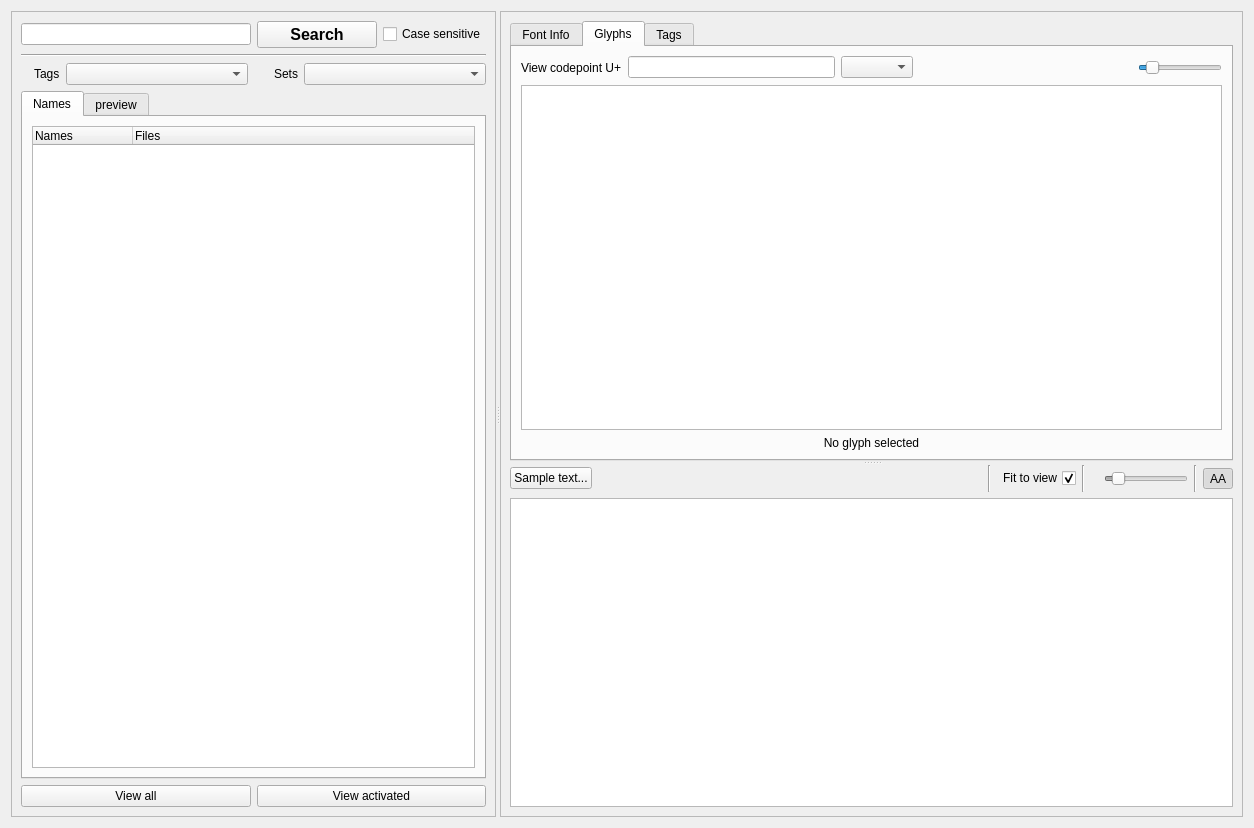
Qt form src/mainview.ui (fontmatrix/fontmatrix) before a commit.
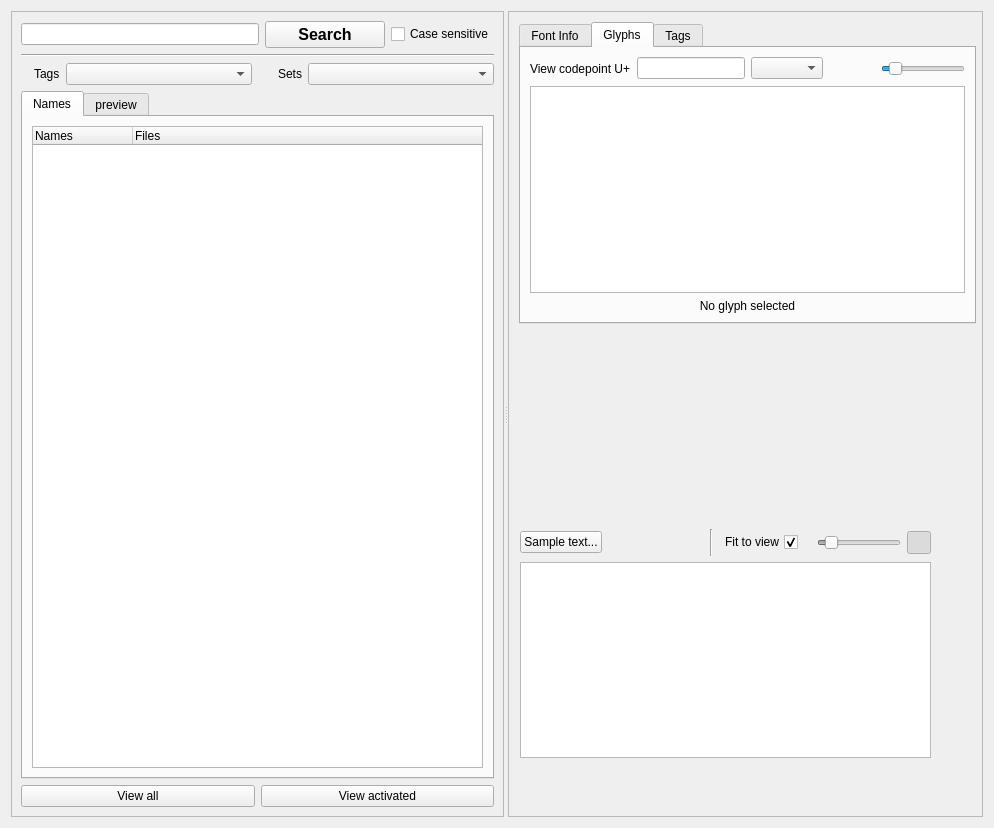
The same form after that commit. The open tabs and pages were chosen to show the change. Icons and pictures are not drawn. Custom widgets are drawn as their Qt base class.

The edit to the form file:
```diff
--- a/src/mainview.ui
+++ b/src/mainview.ui
@@ -6,7 +6,7 @@
    <rect>
     <x>0</x>
     <y>0</y>
-    <width>1254</width>
+    <width>994</width>
     <height>828</height>
    </rect>
   </property>
@@ -285,13 +285,153 @@
       <property name="frameShadow" >
        <enum>QFrame::Raised</enum>
       </property>
+      <widget class="QWidget" name="" >
+       <property name="geometry" >
+        <rect>
+         <x>12</x>
+         <y>518</y>
+         <width>411</width>
+         <height>229</height>
+        </rect>
+       </property>
       <layout class="QGridLayout" >
        <item row="0" column="0" >
-        <widget class="QSplitter" name="rightSplitter" >
+         <layout class="QHBoxLayout" >
+          <item>
+           <widget class="QPushButton" name="textButton" >
+            <property name="text" >
+             <string>Sample text...</string>
+            </property>
+           </widget>
+          </item>
+          <item>
+           <spacer>
+            <property name="orientation" >
+             <enum>Qt::Horizontal</enum>
+            </property>
+            <property name="sizeHint" >
+             <size>
+              <width>71</width>
+              <height>27</height>
+             </size>
+            </property>
+           </spacer>
+          </item>
+          <item>
+           <widget class="Line" name="line_3" >
          <property name="orientation" >
           <enum>Qt::Vertical</enum>
          </property>
+           </widget>
+          </item>
+          <item>
+           <widget class="QCheckBox" name="fitViewCheck" >
+            <property name="layoutDirection" >
+             <enum>Qt::RightToLeft</enum>
+            </property>
+            <property name="text" >
+             <string>Fit to view</string>
+            </property>
+            <property name="checked" >
+             <bool>true</bool>
+            </property>
+           </widget>
+          </item>
+          <item>
+           <widget class="QLabel" name="label" >
+            <property name="text" >
+             <string/>
+            </property>
+            <property name="pixmap" >
+             <pixmap resource="application.qrc" >:/fontmatrix_zoom.png</pixmap>
+            </property>
+            <property name="alignment" >
+             <set>Qt::AlignRight|Qt::AlignTrailing|Qt::AlignVCenter</set>
+            </property>
+           </widget>
+          </item>
+          <item>
+           <widget class="QSlider" name="renderZoom" >
+            <property name="enabled" >
+             <bool>false</bool>
+            </property>
+            <property name="sizePolicy" >
+             <sizepolicy vsizetype="Fixed" hsizetype="Preferred" >
+              <horstretch>0</horstretch>
+              <verstretch>0</verstretch>
+             </sizepolicy>
+            </property>
+            <property name="toolTip" >
+             <string comment="zoom" >zoom</string>
+            </property>
+            <property name="statusTip" >
+             <string>zoom is disabled, uncheck fit to view to enable zoom</string>
+            </property>
+            <property name="layoutDirection" >
+             <enum>Qt::LeftToRight</enum>
+            </property>
+            <property name="maximum" >
+             <number>1000</number>
+            </property>
+            <property name="value" >
+             <number>100</number>
+            </property>
+            <property name="tracking" >
+             <bool>true</bool>
+            </property>
+            <property name="orientation" >
+             <enum>Qt::Horizontal</enum>
+            </property>
+            <property name="invertedAppearance" >
+             <bool>false</bool>
+            </property>
+            <property name="invertedControls" >
+             <bool>false</bool>
+            </property>
+            <property name="tickPosition" >
+             <enum>QSlider::NoTicks</enum>
+            </property>
+            <property name="tickInterval" >
+             <number>0</number>
+            </property>
+           </widget>
+          </item>
+          <item>
+           <widget class="QToolButton" name="antiAliasButton" >
+            <property name="text" >
+             <string/>
+            </property>
+            <property name="icon" >
+             <iconset resource="application.qrc" >:/fontmatrix_antialias.png</iconset>
+            </property>
+            <property name="checkable" >
+             <bool>true</bool>
+            </property>
+            <property name="checked" >
+             <bool>true</bool>
+            </property>
+           </widget>
+          </item>
+         </layout>
+        </item>
+        <item row="1" column="0" >
+         <widget class="FMSampleTextView" name="loremView" >
+          <property name="focusPolicy" >
+           <enum>Qt::NoFocus</enum>
+          </property>
+         </widget>
+        </item>
+       </layout>
+      </widget>
          <widget class="QTabWidget" name="tabView" >
+       <property name="geometry" >
+        <rect>
+         <x>11</x>
+         <y>11</y>
+         <width>457</width>
+         <height>302</height>
+        </rect>
+       </property>
           <property name="currentIndex" >
            <number>0</number>
           </property>
@@ -331,6 +471,8 @@
               <item>
                <layout class="QHBoxLayout" >
                 <item>
+              <layout class="QHBoxLayout" >
+               <item>
                  <widget class="QLabel" name="label_3" >
                   <property name="text" >
                    <string>View codepoint U+</string>
@@ -354,12 +496,16 @@
                   </property>
                   <property name="sizeHint" >
                    <size>
-                    <width>137</width>
+                   <width>31</width>
                     <height>23</height>
                    </size>
                   </property>
                  </spacer>
                 </item>
+              </layout>
+             </item>
+             <item>
+              <layout class="QHBoxLayout" >
                 <item>
                  <widget class="QLabel" name="label_2" >
                   <property name="text" >
@@ -397,6 +543,8 @@
                 </item>
                </layout>
               </item>
+            </layout>
+           </item>
               <item>
                <widget class="QGraphicsView" name="abcView" >
                 <property name="focusPolicy" >
@@ -407,9 +555,7 @@
                 </property>
                </widget>
               </item>
-             </layout>
-            </item>
-            <item row="1" column="0" >
+           <item>
              <widget class="QLabel" name="glyphInfo" >
               <property name="text" >
                <string>No glyph selected</string>
@@ -420,6 +566,8 @@
              </widget>
             </item>
            </layout>
+         </item>
+        </layout>
           </widget>
           <widget class="QWidget" name="tagPage" >
            <attribute name="title" >
@@ -430,145 +578,6 @@
            </attribute>
           </widget>
          </widget>
-         <widget class="QWidget" name="layoutWidget" >
-          <layout class="QVBoxLayout" >
-           <item>
-            <layout class="QHBoxLayout" >
-             <item>
-              <widget class="QPushButton" name="textButton" >
-               <property name="text" >
-                <string>Sample text...</string>
-               </property>
-              </widget>
-             </item>
-             <item>
-              <spacer>
-               <property name="orientation" >
-                <enum>Qt::Horizontal</enum>
-               </property>
-               <property name="sizeHint" >
-                <size>
-                 <width>111</width>
-                 <height>27</height>
-                </size>
-               </property>
-              </spacer>
-             </item>
-             <item>
-              <layout class="QHBoxLayout" >
-               <item>
-                <widget class="Line" name="line_3" >
-                 <property name="orientation" >
-                  <enum>Qt::Vertical</enum>
-                 </property>
-                </widget>
-               </item>
-               <item>
-                <widget class="QCheckBox" name="fitViewCheck" >
-                 <property name="layoutDirection" >
-                  <enum>Qt::RightToLeft</enum>
-                 </property>
-                 <property name="text" >
-                  <string>Fit to view</string>
-                 </property>
-                 <property name="checked" >
-                  <bool>true</bool>
-                 </property>
-                </widget>
-               </item>
-               <item>
-                <widget class="Line" name="line_4" >
-                 <property name="orientation" >
-                  <enum>Qt::Vertical</enum>
-                 </property>
-                </widget>
-               </item>
-               <item>
-                <widget class="QLabel" name="label" >
-                 <property name="text" >
-                  <string/>
-                 </property>
-                 <property name="pixmap" >
-                  <pixmap resource="application.qrc" >:/zoom.png</pixmap>
-                 </property>
-                 <property name="alignment" >
-                  <set>Qt::AlignRight|Qt::AlignTrailing|Qt::AlignVCenter</set>
-                 </property>
-                </widget>
-               </item>
-               <item>
-                <widget class="QSlider" name="renderZoom" >
-                 <property name="enabled" >
-                  <bool>false</bool>
-                 </property>
-                 <property name="sizePolicy" >
-                  <sizepolicy vsizetype="Fixed" hsizetype="Preferred" >
-                   <horstretch>0</horstretch>
-                   <verstretch>0</verstretch>
-                  </sizepolicy>
-                 </property>
-                 <property name="toolTip" >
-                  <string comment="zoom" >zoom</string>
-                 </property>
-                 <property name="statusTip" >
-                  <string>zoom is disabled, uncheck fit to view to enable zoom</string>
-                 </property>
-                 <property name="maximum" >
-                  <number>1000</number>
-                 </property>
-                 <property name="value" >
-                  <number>100</number>
-                 </property>
-                 <property name="tracking" >
-                  <bool>true</bool>
-                 </property>
-                 <property name="orientation" >
-                  <enum>Qt::Horizontal</enum>
-                 </property>
-                 <property name="tickPosition" >
-                  <enum>QSlider::NoTicks</enum>
-                 </property>
-                 <property name="tickInterval" >
-                  <number>0</number>
-                 </property>
-                </widget>
-               </item>
-               <item>
-                <widget class="Line" name="line_5" >
-                 <property name="orientation" >
-                  <enum>Qt::Vertical</enum>
-                 </property>
-                </widget>
-               </item>
-               <item>
-                <widget class="QToolButton" name="antiAliasButton" >
-                 <property name="text" >
-                  <string>AA</string>
-                 </property>
-                 <property name="checkable" >
-                  <bool>true</bool>
-                 </property>
-                 <property name="checked" >
-                  <bool>true</bool>
-                 </property>
-                </widget>
-               </item>
-              </layout>
-             </item>
-            </layout>
-           </item>
-           <item>
-            <widget class="FMSampleTextView" name="loremView" >
-             <property name="focusPolicy" >
-              <enum>Qt::NoFocus</enum>
-             </property>
-            </widget>
-           </item>
-          </layout>
-         </widget>
-        </widget>
-       </item>
-      </layout>
      </widget>
     </widget>
    </item>
```
Left out of the diff: 4 changed lines with no effect on the pictures. Lines whose indentation alone changed are shown as unchanged.
